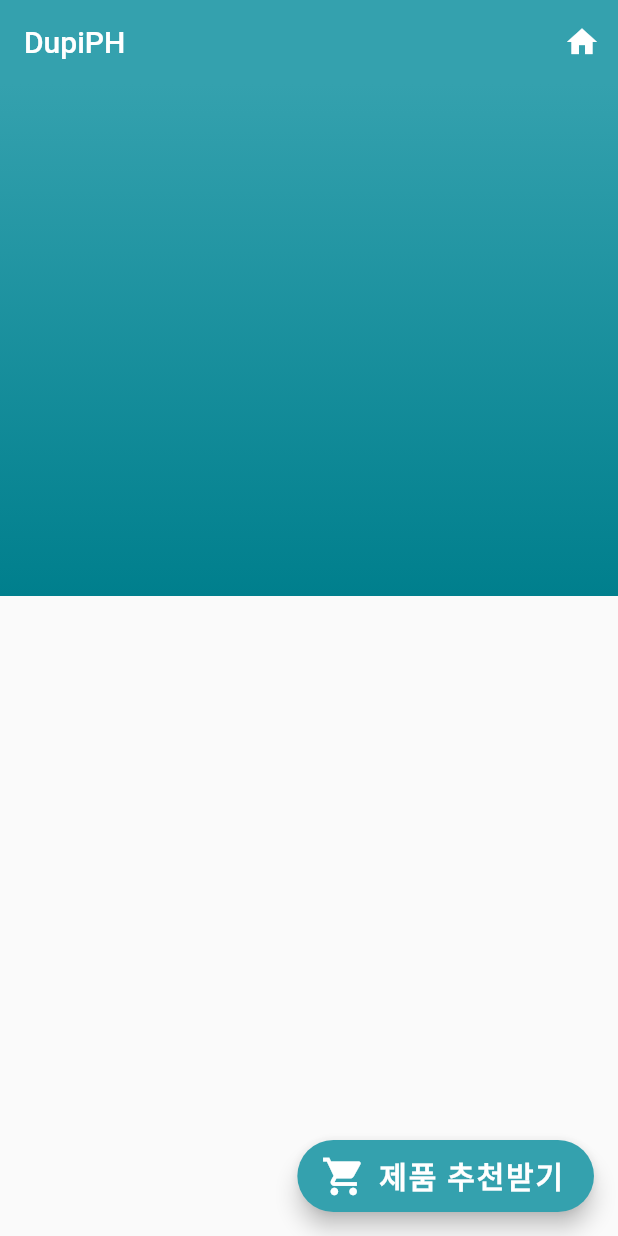
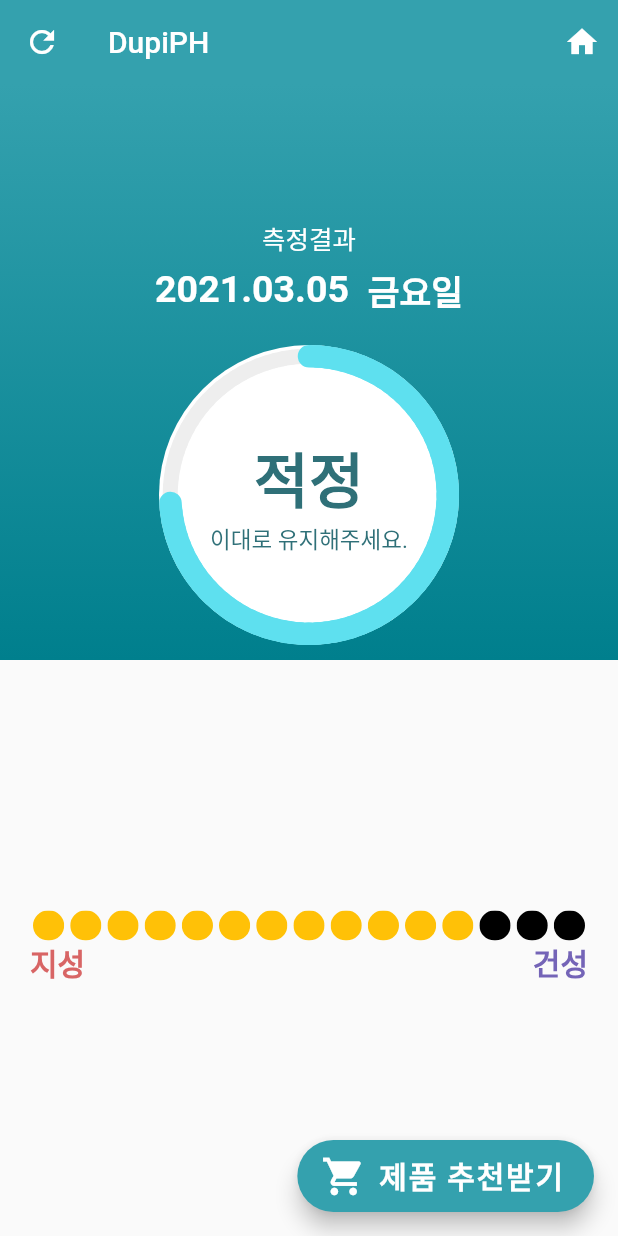
Before and after one commit to Ksanbal/DupiPH, a Flutter app: the ResultPage screen opened directly, on a phone screen of 412 x 824 dp. Run offline on Flutter 3.47's test engine with Material 2 defaults, Android fonts, the phone set to English and light mode, and no system bars; drawn by our look-alikes of step_progress_indicator; our stand-ins replace camera, fl_chart.

Commit message:
결과페이지 인디케이터 레이아웃 적용

```diff
--- a/App/dupiph/lib/Result.dart
+++ b/App/dupiph/lib/Result.dart
@@ -1,4 +1,6 @@
 import 'package:flutter/material.dart';
+import 'package:intl/intl.dart';
+import 'package:step_progress_indicator/step_progress_indicator.dart';
 
 import 'Index.dart';
 
@@ -10,19 +12,42 @@ class ResultPage extends StatelessWidget {
       body: Column(
         children: [
           Expanded(
-            flex: 4,
+            flex: 5,
             child: Stack(
               alignment: Alignment.bottomCenter,
               children: [
                 // Background
                 _backGround(),
                 // 측정값 & 인디케이터
+                Column(
+                  mainAxisAlignment: MainAxisAlignment.end,
+                  children: [
+                    // 측정결과 Text
+                    _titleText(),
+                    // DateText
+                    SizedBox(height: 5),
+                    _dateText(),
+                    // indicator
+                    SizedBox(height: 20),
+                    _circleIndicator(),
+                    SizedBox(height: 10),
+                  ],
+                ),
               ],
             ),
           ),
           Expanded(
             flex: 5,
-            child: Column(),
+            child: Padding(
+              padding: EdgeInsets.all(20),
+              child: Column(
+                mainAxisAlignment: MainAxisAlignment.center,
+                children: [
+                  // 지성 - 건성 인디케이터
+                  _barIndicator(),
+                ],
+              ),
+            ),
           ),
         ],
       ),
@@ -35,6 +60,14 @@ class ResultPage extends StatelessWidget {
       title: Text('DupiPH'),
       elevation: 0,
       backgroundColor: Color(0xff34a1ae),
+      leading: IconButton(
+          icon: Icon(
+            Icons.refresh,
+            color: Colors.white,
+          ),
+          onPressed: () {
+            Navigator.pop(context);
+          }),
       actions: [
         IconButton(
             icon: Icon(
@@ -86,4 +119,122 @@ class ResultPage extends StatelessWidget {
       },
     );
   }
+
+  _titleText() {
+    return Text(
+      '측정결과',
+      style: TextStyle(
+        fontSize: 17,
+        color: Colors.white,
+      ),
+    );
+  }
+
+  _dateText() {
+    List weekday = ['월요일', '화요일', '수요일', '목요일', '금요일', '토요일', '일요일'];
+    return Row(
+      mainAxisAlignment: MainAxisAlignment.center,
+      children: [
+        Text(
+          '${DateFormat('yyyy.MM.dd').format(DateTime.now())}  ',
+          style: TextStyle(
+            fontSize: 25,
+            color: Colors.white,
+            fontWeight: FontWeight.bold,
+          ),
+        ),
+        Text(
+          '${weekday[DateTime.now().weekday - 1]}',
+          style: TextStyle(
+            fontSize: 23,
+            color: Colors.white,
+            fontWeight: FontWeight.bold,
+          ),
+        ),
+      ],
+    );
+  }
+
+  _circleIndicator() {
+    return Container(
+      width: 200,
+      height: 200,
+      decoration: BoxDecoration(
+        shape: BoxShape.circle,
+        color: Colors.white,
+      ),
+      child: CircularStepProgressIndicator(
+        totalSteps: 100,
+        currentStep: 74,
+        stepSize: 10,
+        selectedColor: Color(0xff5ee0ef),
+        unselectedColor: Colors.grey[200],
+        padding: 0,
+        width: 150,
+        height: 150,
+        selectedStepSize: 15,
+        roundedCap: (_, __) => true,
+        child: Column(
+          mainAxisAlignment: MainAxisAlignment.center,
+          children: [
+            Text(
+              '적정',
+              style: TextStyle(
+                fontSize: 40,
+                color: Color(0xff2f7078),
+                fontWeight: FontWeight.bold,
+              ),
+            ),
+            Text(
+              '이대로 유지해주세요.',
+              style: TextStyle(
+                fontSize: 15,
+                color: Color(0xff2f7078),
+              ),
+            ),
+          ],
+        ),
+      ),
+    );
+  }
+
+  _barIndicator() {
+    return Column(
+      children: [
+        StepProgressIndicator(
+          totalSteps: 15,
+          currentStep: 12,
+          size: 20,
+          selectedColor: Colors.amber,
+          unselectedColor: Colors.black,
+          roundedEdges: Radius.circular(10),
+          gradientColor: LinearGradient(
+              begin: Alignment.topCenter,
+              end: Alignment.bottomRight,
+              colors: [Color(0xffd86565), Color(0xff7464b7)]),
+        ),
+        Row(
+          mainAxisAlignment: MainAxisAlignment.spaceBetween,
+          children: [
+            Text(
+              '지성',
+              style: TextStyle(
+                color: Color(0xffd86565),
+                fontSize: 20,
+                fontWeight: FontWeight.bold,
+              ),
+            ),
+            Text(
+              '건성',
+              style: TextStyle(
+                color: Color(0xff7464b7),
+                fontSize: 20,
+                fontWeight: FontWeight.bold,
+              ),
+            ),
+          ],
+        )
+      ],
+    );
+  }
 }
--- a/App/dupiph/pubspec.yaml
+++ b/App/dupiph/pubspec.yaml
@@ -16,6 +16,7 @@ dependencies:
   animated_text_kit: ^3.1.2
   intl: ^0.16.0
   fl_chart: any
+  step_progress_indicator: any
 
   cupertino_icons: ^1.0.0
 
```
